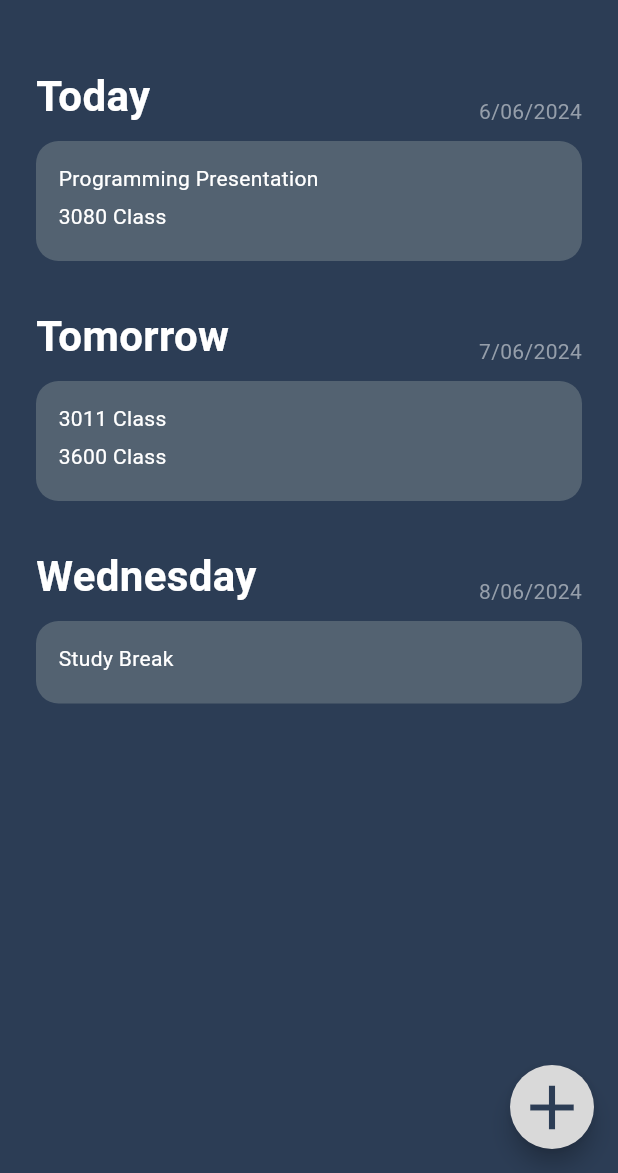
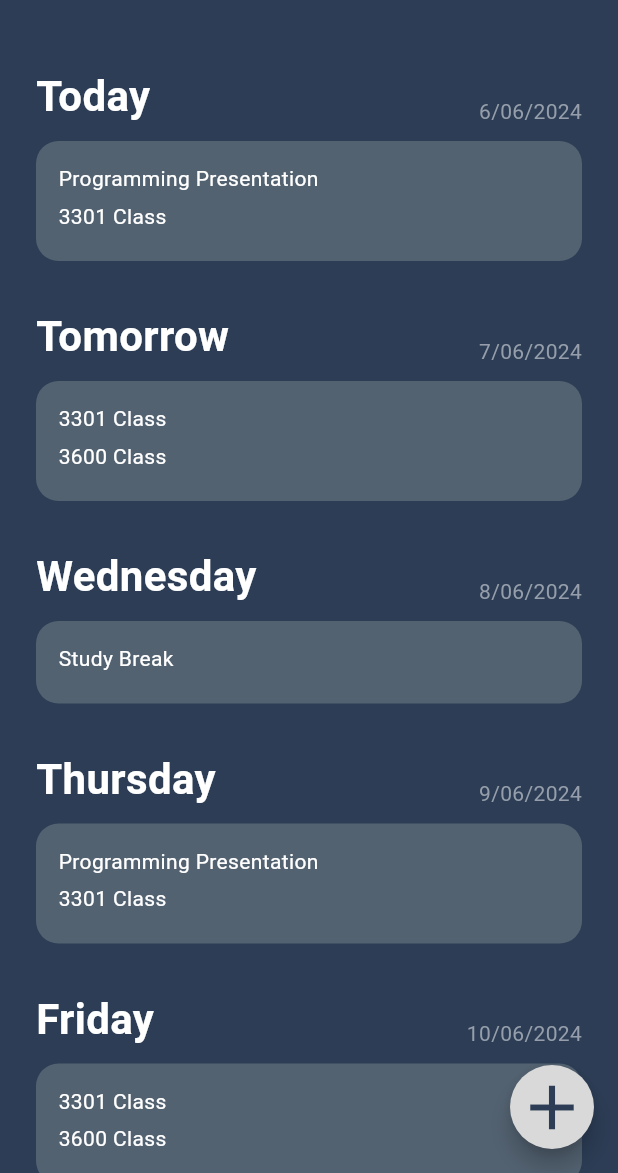
Before and after one commit to KaymacIX/Dart-SchoolPlanner-App, a Flutter app: the screen it shows after launch, on a phone screen of 412 x 824 dp, the part 63-1236 px from its top. Run offline on Flutter 3.47's test engine with Material 3 defaults, Android fonts, the phone set to English and light mode, and no system bars; our stand-ins replace sqflite; accounts and stored records are empty.

Commit message:
minor changes

```diff
--- a/lib/screens/overview.dart
+++ b/lib/screens/overview.dart
@@ -30,9 +30,12 @@ class Overview extends StatelessWidget {
       body: const SingleChildScrollView(
         child: Column(
           children: [
-            OverviewCard(dayOfWeek: "Today", date: "6/06/2024", eventlist: ["Programming Presentation","3080 Class"]),
-            OverviewCard(dayOfWeek: "Tomorrow", date: "7/06/2024", eventlist: ["3011 Class", "3600 Class"]),
-            OverviewCard(dayOfWeek: "Wednesday", date: "8/06/2024", eventlist: ["Study Break"])
+            OverviewCard(dayOfWeek: "Today", date: "6/06/2024", eventlist: ["Programming Presentation","3301 Class"]),
+            OverviewCard(dayOfWeek: "Tomorrow", date: "7/06/2024", eventlist: ["3301 Class", "3600 Class"]),
+            OverviewCard(dayOfWeek: "Wednesday", date: "8/06/2024", eventlist: ["Study Break"]),
+            OverviewCard(dayOfWeek: "Thursday", date: "9/06/2024", eventlist: ["Programming Presentation","3301 Class"]),
+            OverviewCard(dayOfWeek: "Friday", date: "10/06/2024", eventlist: ["3301 Class", "3600 Class"]),
+            OverviewCard(dayOfWeek: "Saturday", date: "11/06/2024", eventlist: ["Study Break"]),
           ],
         ),
 
```
